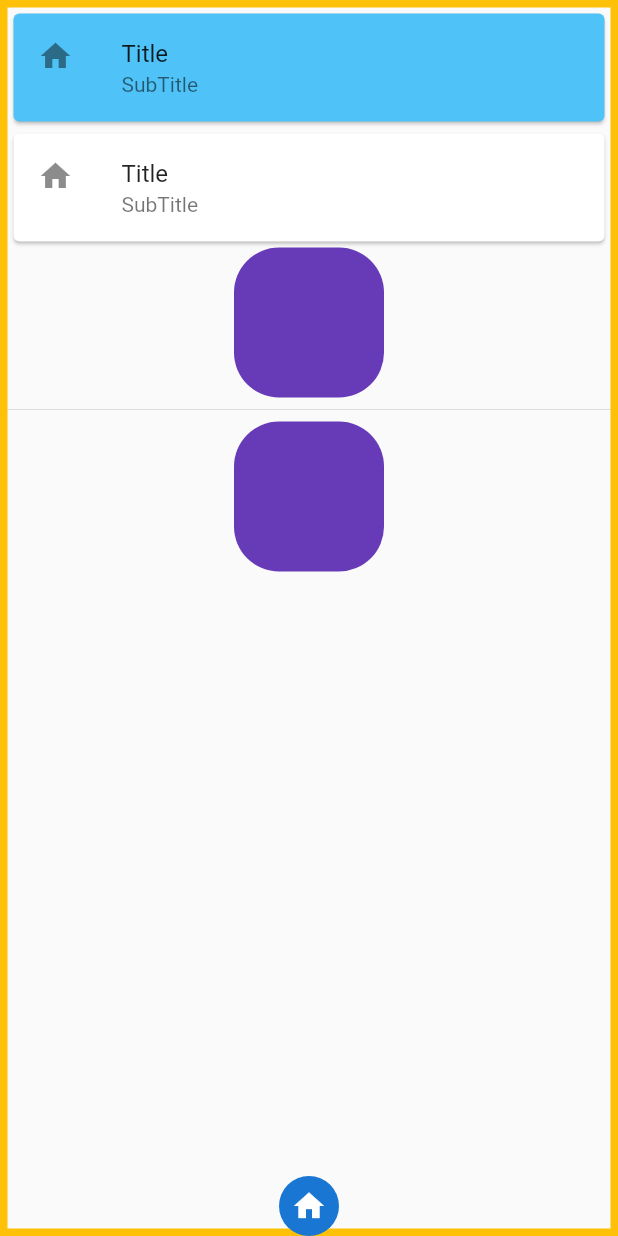
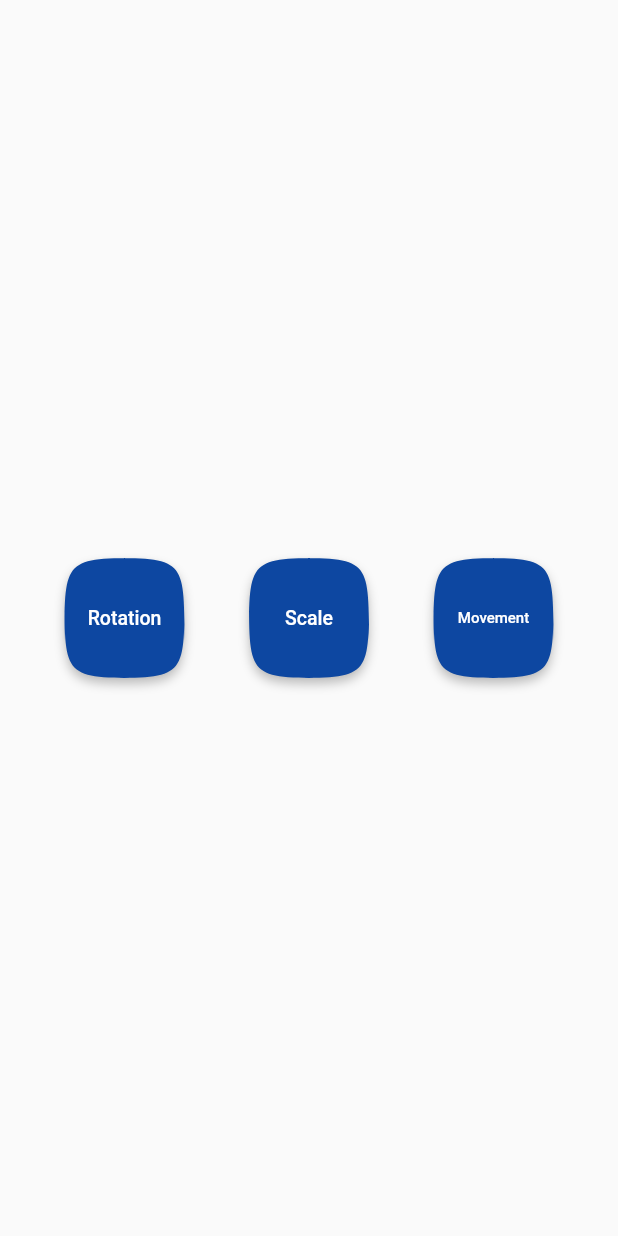
Before and after one commit to ntxmai5220/flutter-review-widgets, a Flutter app: the screen it shows after launch, on a phone screen of 412 x 824 dp. Run offline on Flutter 3.47's test engine with Material 2 defaults, Android fonts, the phone set to English and light mode, and no system bars.

Commit message:
demo animation

```diff
--- a/lib/main.dart
+++ b/lib/main.dart
@@ -1,7 +1,6 @@
 import 'package:flutter/material.dart';
-import 'package:review_widgets/test_page.dart';
-import 'package:review_widgets/widgets/button.dart';
-import 'package:review_widgets/widgets/list_view.dart';
+
+import 'widgets/animation/animation.dart';
 
 void main() {
   runApp(MyApp());
@@ -16,7 +15,8 @@ class MyApp extends StatelessWidget {
       theme: ThemeData(
         primarySwatch: Colors.blue,
       ),
-      home: TestPage(),
+      debugShowCheckedModeBanner: false,
+      home: AnimationPage(),
     );
   }
 }
--- /dev/null
+++ b/lib/widgets/animation/animation.dart
@@ -0,0 +1,44 @@
+import 'dart:math';
+
+import 'package:flutter/material.dart';
+import 'package:review_widgets/widgets/animation/movement.dart';
+import 'package:review_widgets/widgets/animation/rotation.dart';
+import 'package:review_widgets/widgets/animation/scale.dart';
+import 'package:review_widgets/widgets/animation/shared_mybutton.dart';
+
+class AnimationPage extends StatefulWidget {
+  const AnimationPage({Key? key}) : super(key: key);
+
+  @override
+  _AnimationPageState createState() => _AnimationPageState();
+}
+
+class _AnimationPageState extends State<AnimationPage> {
+  @override
+  Widget build(BuildContext context) {
+    return Scaffold(
+        body: Center(
+      child: Row(
+        mainAxisAlignment: MainAxisAlignment.spaceEvenly,
+        children: [
+          MyButton(
+              toRotation, Text('Rotation', style: TextStyle(fontSize: 13))),
+          MyButton(toScale, Text('Scale', style: TextStyle(fontSize: 13))),
+          MyButton(toMovement, Text('Movement', style: TextStyle(fontSize: 10)))
+        ],
+      ),
+    ));
+  }
+
+  void toRotation() {
+    Navigator.push(context, MaterialPageRoute(builder: (_) => MyRotation()));
+  }
+
+  void toScale() {
+    Navigator.push(context, MaterialPageRoute(builder: (_) => MyScale()));
+  }
+
+  void toMovement() {
+    Navigator.push(context, MaterialPageRoute(builder: (_) => MyMovement()));
+  }
+}
--- /dev/null
+++ b/lib/widgets/animation/shared_mybutton.dart
@@ -0,0 +1,26 @@
+import 'package:flutter/material.dart';
+
+class MyButton extends StatelessWidget {
+  final VoidCallback onPress;
+  final Widget child;
+  const MyButton( this.onPress,  this.child,{Key? key})
+      : super(key: key);
+
+  @override
+  Widget build(BuildContext context) {
+    return Container(
+      height: 80,
+      width: 80,
+      child: ElevatedButton(
+          onPressed: onPress,
+          child: child,
+          style: ElevatedButton.styleFrom(
+            primary: Colors.blue.shade900,
+            padding: EdgeInsets.all(15),
+            shape: ContinuousRectangleBorder(
+              borderRadius: BorderRadius.circular(55.0),
+            ),
+          )),
+    );
+  }
+}
```
Also changed, not shown: lib/widgets/animation/movement.dart (added, +56 -0 lines), lib/widgets/animation/my_controller.dart (added, +57 -0 lines), lib/widgets/animation/rotation.dart (added, +75 -0 lines), lib/widgets/animation/scale.dart (added, +80 -0 lines).
